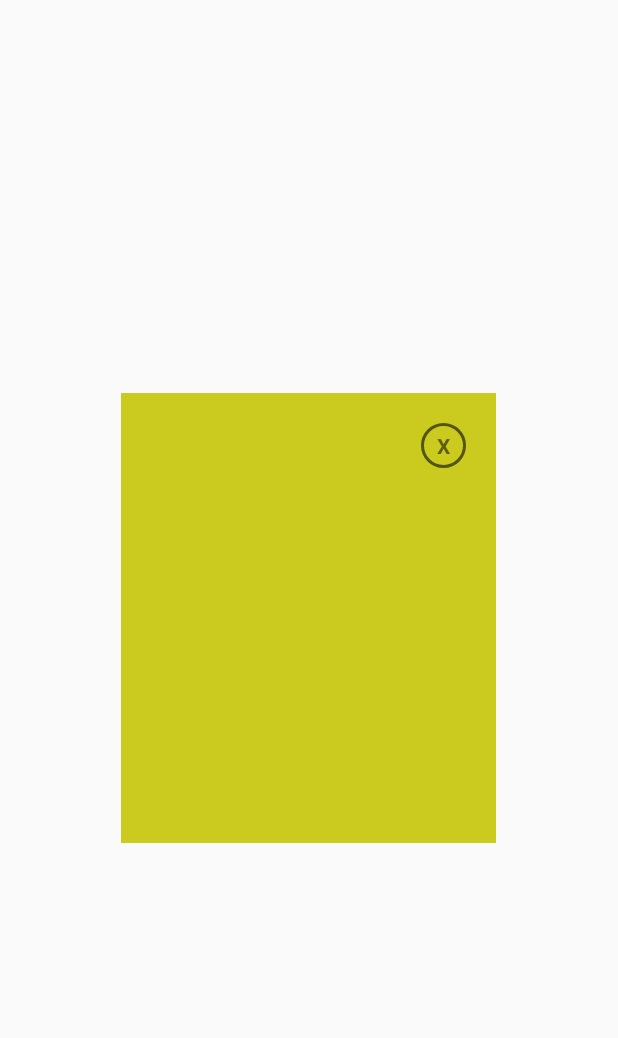
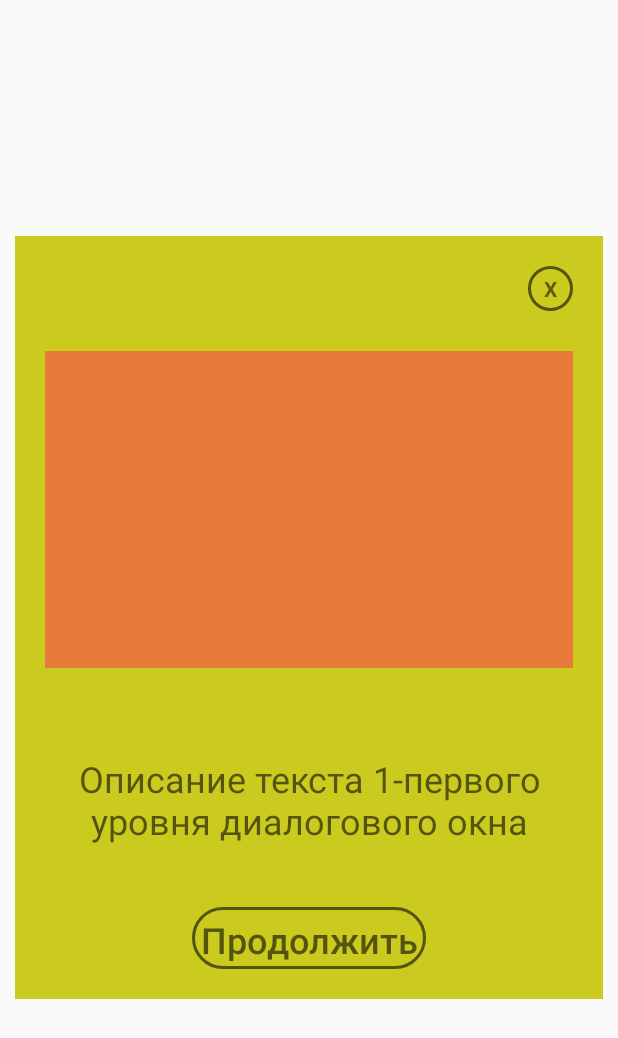
Before and after one commit to Litiaghova/dinos, an Android app: the layout dialog.xml on its own in the app's theme, with its tools: preview values and no code run, on a phone screen of 412 x 824 dp. Shown: the top 1038 px of the screen. Run offline under Robolectric (Android 15) with nearby library versions, the light colour scheme and no system bars.

Commit message:
Заполнение диалогового окна элементами - картинкой, описанием, кнопкой продолжить

```diff
--- a/app/src/main/res/layout/dialog.xml
+++ b/app/src/main/res/layout/dialog.xml
@@ -29,6 +29,41 @@
             android:layout_gravity="end">
 
         </TextView>
+        <ImageView
+            android:layout_width="match_parent"
+            android:layout_height="0dp"
+            android:id="@+id/dialogimg"
+            android:src="@drawable/dialog2"
+            android:layout_weight="60"
+            android:layout_marginTop="10dp"
+            >
+
+        </ImageView>
+        <TextView
+            android:layout_width="wrap_content"
+            android:layout_height="0dp"
+            android:id="@+id/textdialog"
+            android:text="@string/dialogtext1"
+            android:layout_weight="30"
+            android:textColor="@color/black95"
+            android:textSize="24sp"
+            android:gravity="center"
+            android:layout_marginTop="10dp">
+
+        </TextView>
+        <Button
+            android:layout_width="wrap_content"
+            android:layout_height="0dp"
+            android:id="@+id/btndialogcontinue"
+            android:background="@drawable/style_btn_stroke_black95"
+            android:layout_weight="10"
+            android:text="@string/btndialogcontinue"
+            android:padding="5dp"
+            android:textAllCaps="false"
+            android:textColor="@color/black95"
+            android:textSize="24sp"
+            android:layout_marginTop="10dp"
+            ></Button>
     </LinearLayout>
 
 </LinearLayout>
--- a/app/src/main/res/values/strings.xml
+++ b/app/src/main/res/values/strings.xml
@@ -8,5 +8,7 @@
     <string name="level2">Уровень: 2</string>
     <string name="level3">Уровень: 3</string>
     <string name="level4">Уровень: 4</string>
+    <string name="dialogtext1">Описание текста 1-первого уровня диалогового окна</string>
+    <string name="btndialogcontinue">Продолжить</string>
 
 </resources>
```
